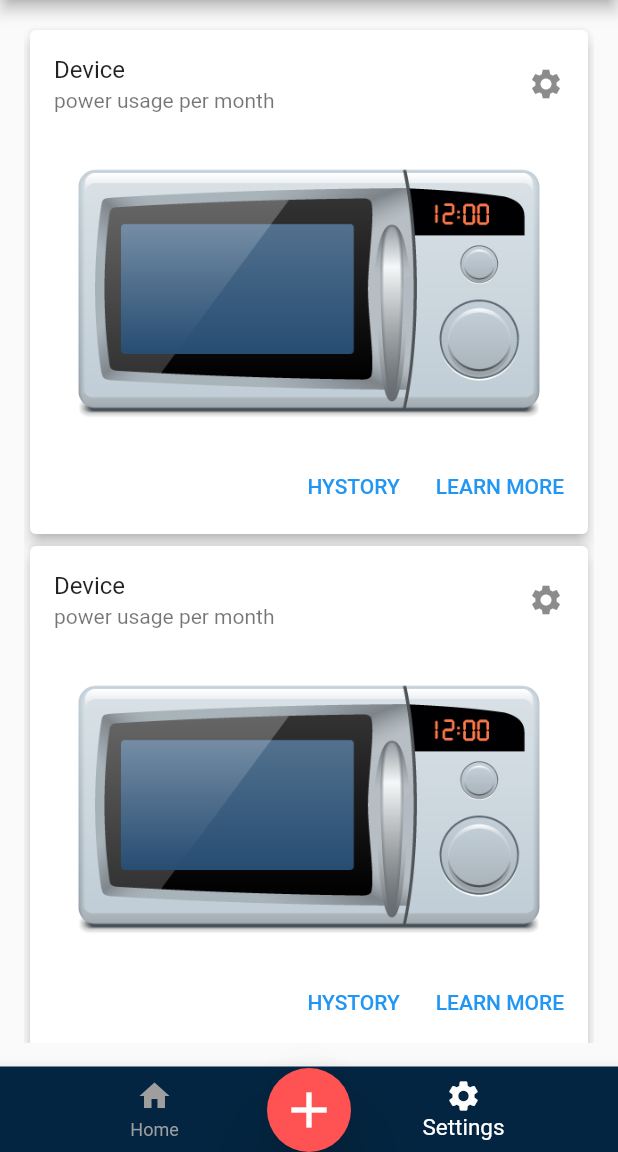
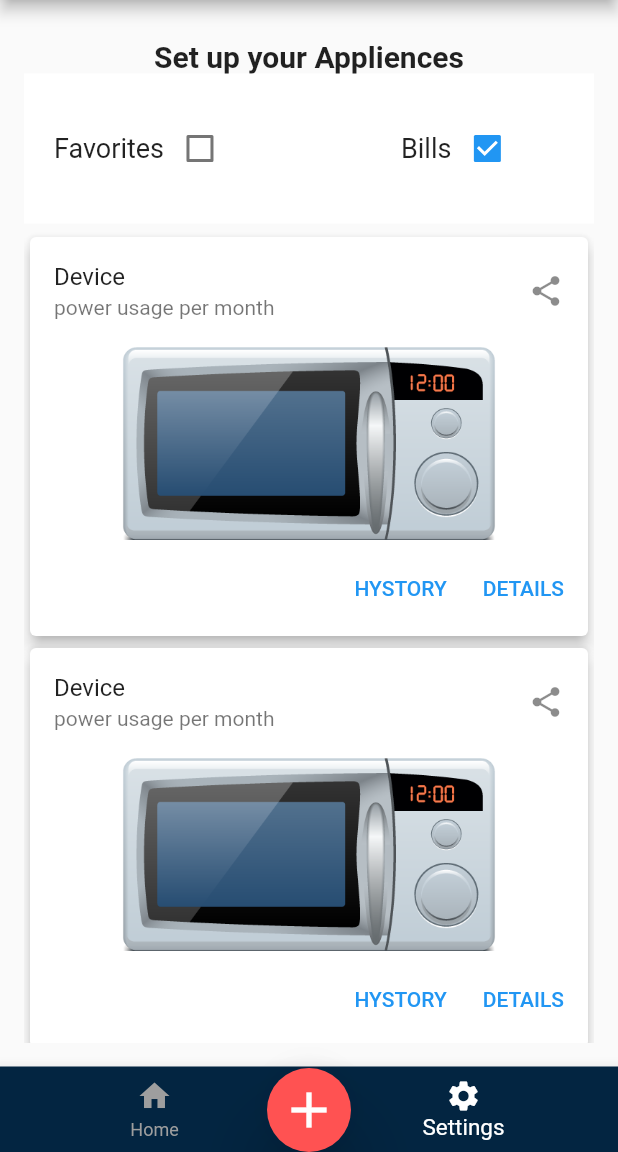
Before and after one commit to ulik88/SmartHome, a Flutter app: the screen it shows once a user with an empty profile is signed in, item 2 of the bottom bar chosen, on a phone screen of 412 x 824 dp, the part 84-1236 px from its top. Run offline on Flutter 3.47's test engine with Material 2 defaults, Android fonts, the phone set to English and light mode, and no system bars; our stand-ins replace animated_splash_screen, cloud_firestore, file_picker, firebase_auth, firebase_core, flutter_bloc and 3 more; accounts and stored records are empty.

Commit message:
adding checkboxes for the setting page

```diff
--- a/smart_home/lib/presentatoin/pages/settings.dart
+++ b/smart_home/lib/presentatoin/pages/settings.dart
@@ -12,6 +12,7 @@ class Notifications extends StatefulWidget {
 class _NotificationsState extends State<Notifications> {
   @override
   Widget build(BuildContext context) {
+    bool isChecked = false;
     return Scaffold(
       body: Container(
         padding: EdgeInsets.all(16.0),
@@ -19,6 +20,49 @@ class _NotificationsState extends State<Notifications> {
             scrollDirection: Axis.vertical,
             child: Column(
               children: [
+                Padding(
+                  padding: EdgeInsets.only(top: 10),
+                  child: Center(
+                      child: Text("Set up your Appliences",
+                          style: TextStyle(
+                              fontSize: 20,
+                              color: Colors.black87,
+                              fontWeight: FontWeight.bold))),
+                ),
+                Container(
+                    color: Colors.white,
+                    padding: EdgeInsets.all(20.0),
+                    height: 100,
+                    child: Row(
+                      children: [
+                        Text('Favorites', style: TextStyle(fontSize: 18)),
+                        // Checkbox for choose of Settings and shows the ListView of items
+                        Checkbox(
+                          autofocus: true,
+                          value: isChecked,
+                          onChanged: (value) {
+                            setState(() {
+                              isChecked = value!;
+                            });
+                          },
+                        ),
+                        SizedBox(width: 110),
+                        Text(
+                          'Bills',
+                          style: TextStyle(fontSize: 18),
+                        ),
+                        // Checkbox for choose of Settings and shows the ListView of items
+                        Checkbox(
+                          value: isChecked = true,
+                          onChanged: (value) {
+                            setState(() {
+                              isChecked = value!;
+                            });
+                          },
+                        ),
+                      ],
+                    )),
+                SizedBox(height: 5),
                 buildSettingCards(),
                 buildSettingCards(),
                 buildSettingCards(),
@@ -44,11 +88,13 @@ Card buildSettingCards() {
           ListTile(
             title: Text(copfText),
             subtitle: Text(subText),
-            trailing: Icon(Icons.settings),
+            trailing: Icon(Icons.share_rounded),
           ),
           Container(
-            height: 200.0,
+            height: 130.0,
             child: Ink.image(
+              width: 300,
+              height: 300,
               image: AssetImage('images/microvelle.png'),
               fit: BoxFit.cover,
             ),
@@ -62,7 +108,7 @@ Card buildSettingCards() {
                 },
               ),
               TextButton(
-                child: const Text('LEARN MORE'),
+                child: const Text('DETAILS'),
                 onPressed: () {
                   //
                 },
```
